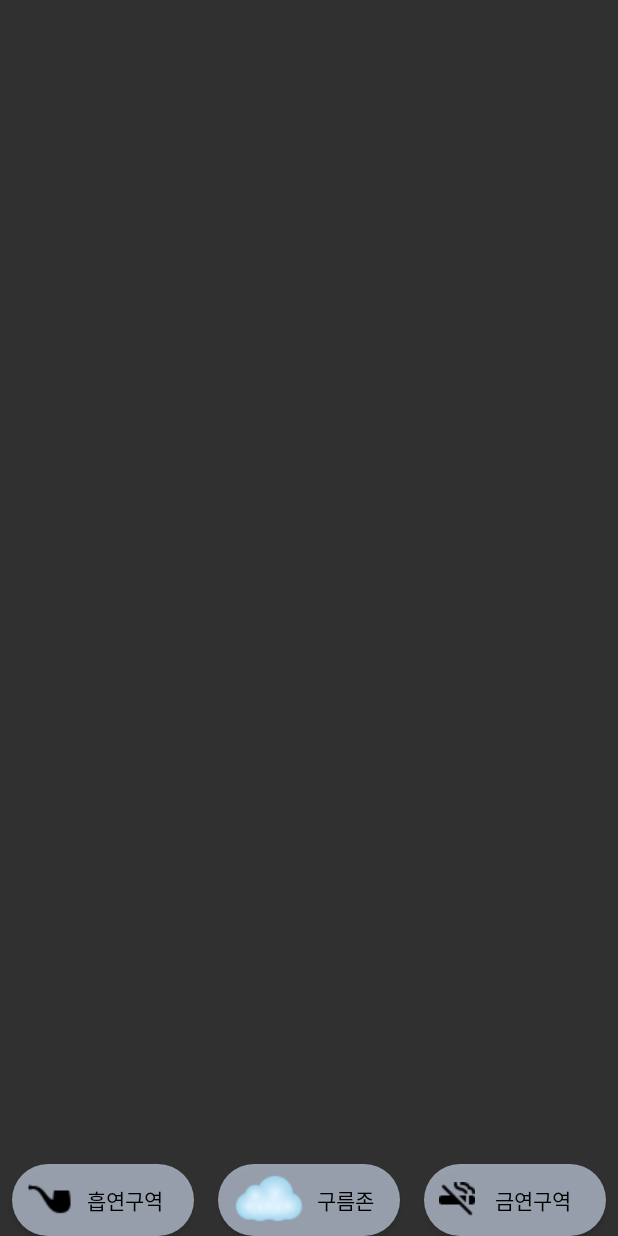
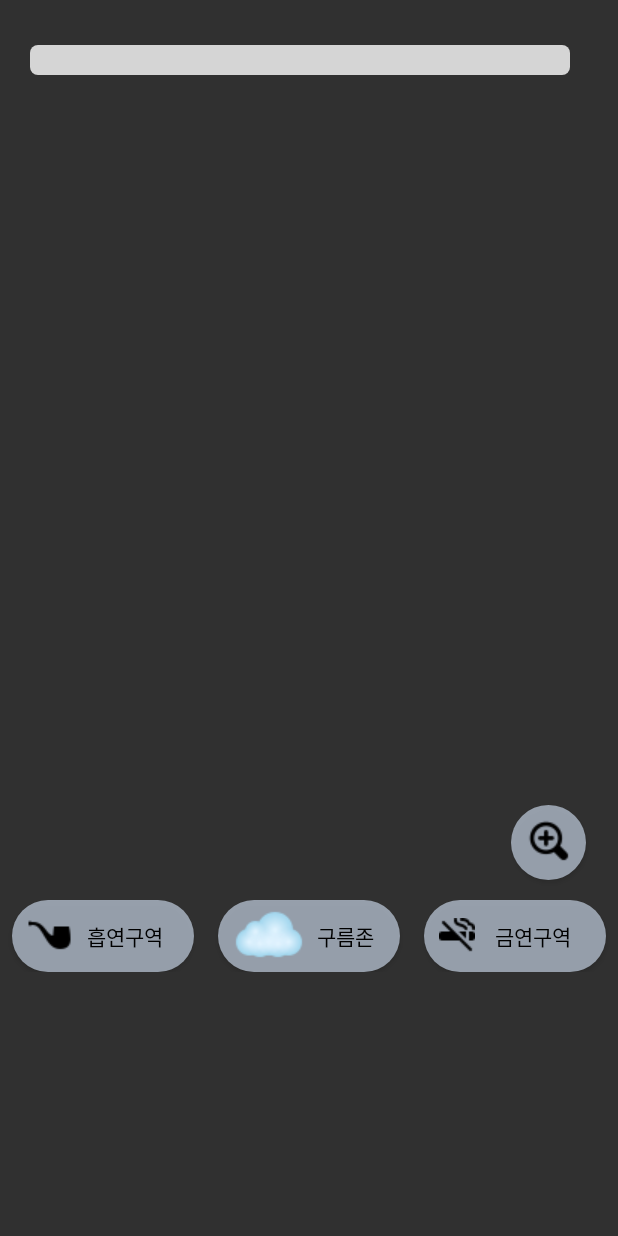
Before and after one commit to aelim0409/CloudZone_naver, an Android app: the screen it shows after launch (MainActivity), on a phone screen of 412 x 824 dp. Run offline under Robolectric (Android 15) with nearby library versions, the phone set to English and light mode, and no system bars; libraries missing offline, so code that uses them is left out: com.naver.maps; plain views replace MapView; 4 statements that could not run were skipped.

Commit message:
구름존 마커 수정 및 폴리곤 추가버튼 및 프로그레스바 추가

```diff
--- /dev/null
+++ b/app/src/main/res/drawable/progressbar_custom.xml
@@ -0,0 +1,17 @@
+<?xml version="1.0" encoding="utf-8"?>
+<layer-list xmlns:android="http://schemas.android.com/apk/res/android">
+    <item>
+        <shape>
+            <corners android:radius="5dp" />
+            <solid android:color="#D5D5D5" />
+        </shape>
+    </item>
+    <item>
+        <clip>
+            <shape>
+                <corners android:radius="5dp" />
+                <solid android:color="#8B0000" />
+            </shape>
+        </clip>
+    </item>
+</layer-list>
--- a/app/src/main/res/layout/activity_main.xml
+++ b/app/src/main/res/layout/activity_main.xml
@@ -19,17 +19,29 @@
         app:layout_constraintTop_toTopOf="parent"
         app:layout_constraintVertical_bias="0.0">
 
-        <TextView
-            android:id="@+id/textView"
-            android:layout_width="match_parent"
-            android:layout_height="100dp" />
+        <ProgressBar
+            android:id="@+id/progressBar"
+            style="?android:attr/progressBarStyleHorizontal"
+            android:progressDrawable="@drawable/progressbar_custom"
+            android:layout_width="360dp"
+            android:layout_height="20dp"
+            android:layout_marginTop="30dp"
+            android:layout_marginStart="20dp"
+            android:layout_marginLeft="15dp"
+            android:layout_marginBottom="40dp"
+            app:layout_constraintBottom_toBottomOf="parent"
+            app:layout_constraintStart_toStartOf="parent"
+            android:progress="0"
+
+
+        />
 
         <LinearLayout
             android:id="@+id/btm_layout"
             android:layout_width="match_parent"
             android:layout_height="wrap_content"
             android:orientation="horizontal"
-            android:layout_gravity="bottom"
+            android:paddingTop="600dp"
             >
 
 
@@ -82,6 +94,24 @@
         </LinearLayout>
 
 
+        <ToggleButton
+            android:id="@+id/btn_plus"
+            android:layout_width="50dp"
+            android:layout_height="50dp"
+            android:layout_gravity="center"
+            android:layout_marginTop="150dp"
+            android:layout_marginLeft="160dp"
+            android:layout_weight="1"
+            android:background="@drawable/button_background"
+            android:drawableLeft="@drawable/zoom_in2"
+            android:textOff=""
+            android:textOn=""
+
+            android:paddingHorizontal="10dp"
+            android:textColor="@color/black"
+      />
+
+
     </com.naver.maps.map.MapView>
 
 
```
Also changed, not shown: app/src/main/java/com/example/cloudzone_naver/MainActivity.java (+104 -10 lines), app/src/main/res/drawable/add.png (added), app/src/main/res/drawable/cloud.png (added), app/src/main/res/drawable/cloud2.png (added), app/src/main/res/drawable/zoom_in.png (added), app/src/main/res/drawable/zoom_in2.png (added).
